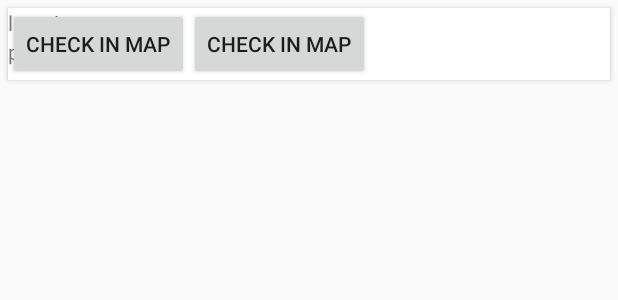
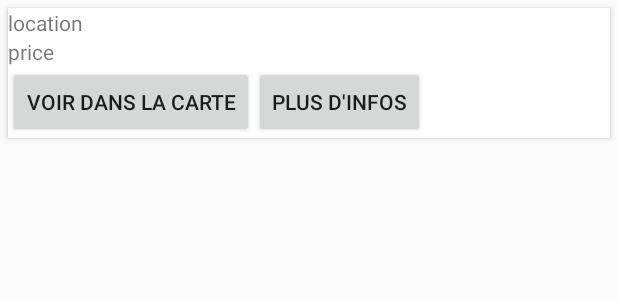
Before and after one commit to nesrinebnh/AndroidTemplate, an Android app: the layout card_acceuil.xml on its own in the app's theme, with its tools: preview values and no code run, on a phone screen of 412 x 824 dp. Shown: the top 300 px of the screen. Run offline under Robolectric (Android 15) with nearby library versions, the phone set to English and light mode, and no system bars.

Commit message:
add buttons in the card

```diff
--- a/NavJava/app/src/main/res/layout/card_acceuil.xml
+++ b/NavJava/app/src/main/res/layout/card_acceuil.xml
@@ -38,15 +38,18 @@
 
             <LinearLayout
                 android:layout_width="wrap_content"
-                android:layout_height="wrap_content">
+                android:layout_height="wrap_content"
+                android:layout_below="@+id/price">
                 <Button
+                    android:id="@+id/map"
                     android:layout_width="wrap_content"
                     android:layout_height="wrap_content"
-                    android:text="check in map"/>
+                    android:text="Voir dans la carte"/>
                 <Button
+                    android:id="@+id/infos"
                     android:layout_width="wrap_content"
                     android:layout_height="wrap_content"
-                    android:text="check in map"/>
+                    android:text="Plus d'infos"/>
             </LinearLayout>
 
 
```
Also changed, not shown: NavJava/app/src/main/java/com/example/navjava/Adapter/AcceuilAdapter.java (+18 -0 lines).
